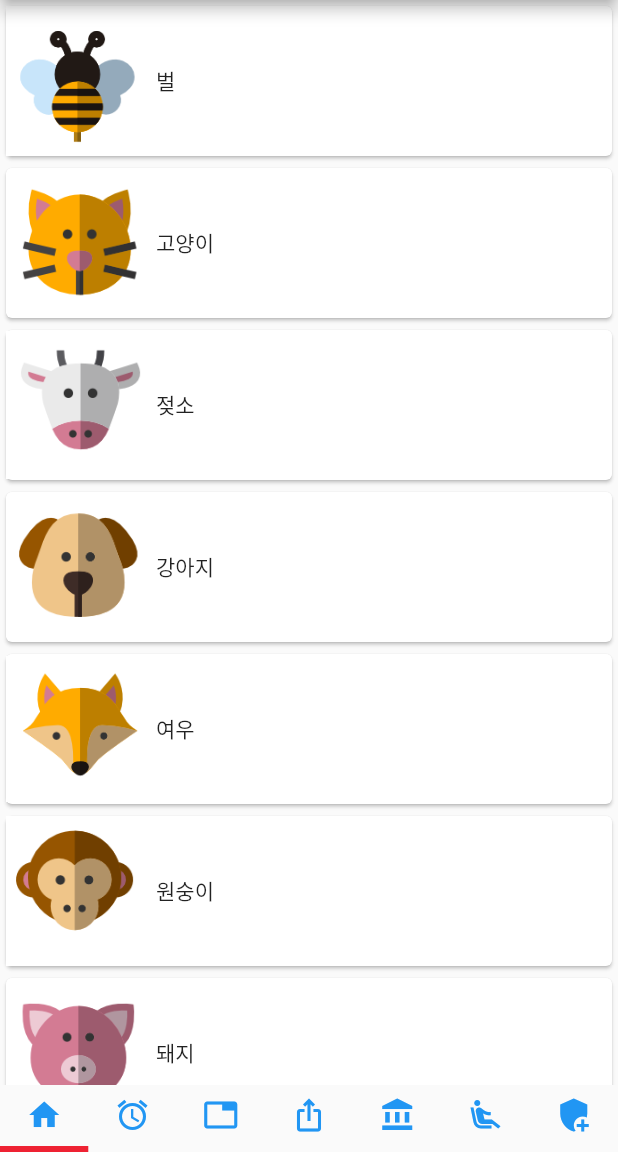
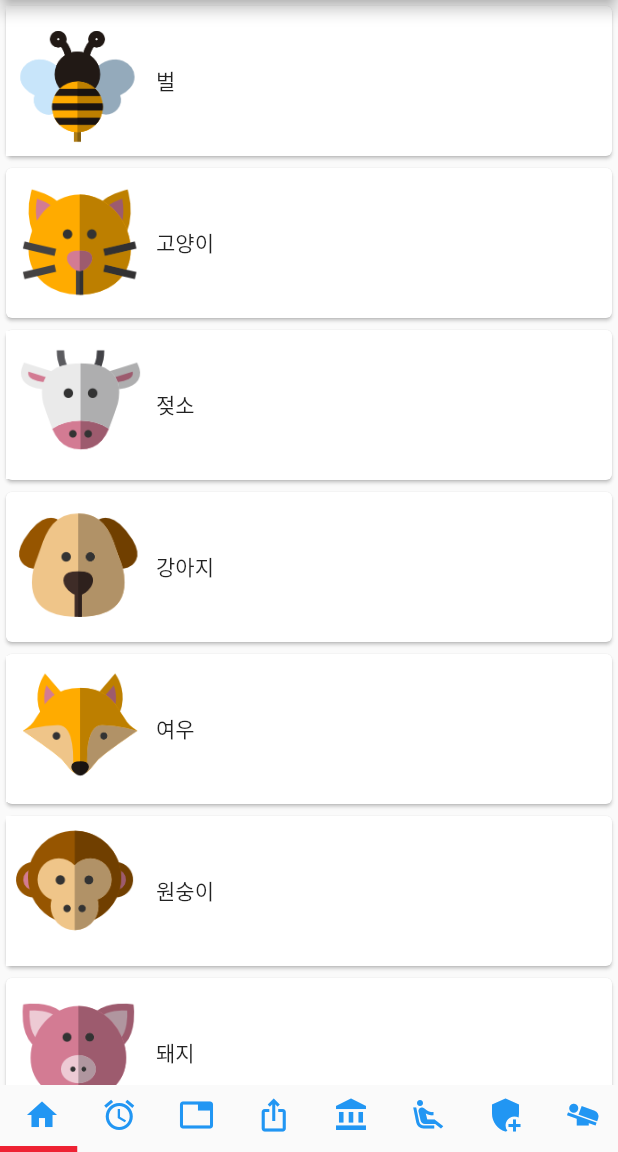
Before and after one commit to kimsegwan/first_flutter_app, a Flutter app: the screen it shows after launch, on a phone screen of 412 x 824 dp, the part 84-1236 px from its top. Run offline on Flutter 3.47's test engine with Material 2 defaults, Android fonts, the phone set to English and light mode, and no system bars; our stand-ins replace dio.

Commit message:
- 리스트로 메뉴들 만드는 중

```diff
--- a/lib/main.dart
+++ b/lib/main.dart
@@ -12,6 +12,7 @@ import 'sub/fourPage.dart';
 import 'sub/fivePage.dart';
 import 'sub/sixPage.dart';
 import 'sub/sevenPage.dart';
+import 'sub/eightPage.dart';
 
 void main() {
   runApp(MyApp());
@@ -59,7 +60,7 @@ class _WidgetExampleState extends State<WidgetApp>
       _dropDownMenuItems.add(DropdownMenuItem(child: Text(item), value: item));
     }
     _buttonText = _dropDownMenuItems[0].value.toString();
-    controller = TabController(length: 7, vsync: this);
+    controller = TabController(length: 8, vsync: this);
     controller!.addListener(() {
       if (!controller!.indexIsChanging) {
         print('이전 index, ${controller?.previousIndex}');
@@ -123,6 +124,7 @@ class _WidgetExampleState extends State<WidgetApp>
           FivePage(list: animalList),
           SixPage(list: animalList),
           SevenPage(list: animalList),
+          EightPage(list: animalList),
         ],
         controller: controller,
       ),
@@ -184,6 +186,11 @@ class _WidgetExampleState extends State<WidgetApp>
                   Icons.add_moderator,
                 color: Colors.blue
               )),
+            Tab(
+                icon: Icon(
+                    Icons.airline_seat_flat_angled,
+                    color: Colors.blue
+                )),
           ],
           controller: controller,
         ),
--- a/pubspec.yaml
+++ b/pubspec.yaml
@@ -31,6 +31,7 @@ dependencies:
   http: ^0.13.0
   dio: ^4.0.0
   path_provider: ^2.0.2
+  shared_preferences: ^2.0.7
 
 dev_dependencies:
   flutter_test:
```
Also changed, not shown: lib/sub/eightPage.dart (added, +52 -0 lines), pubspec.lock.
